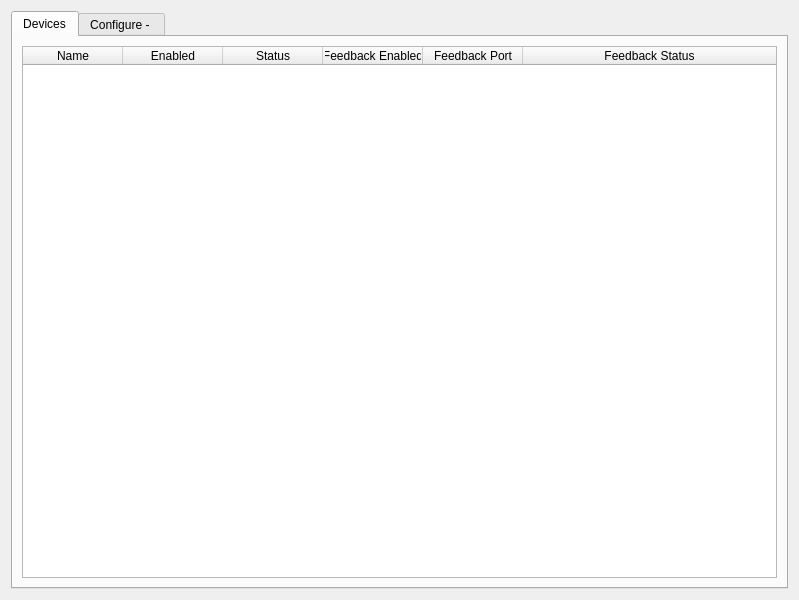
Before: the Qt Designer form src/forms/plugin-window.ui in ogmkp/obs-midi, drawn with Qt 5.
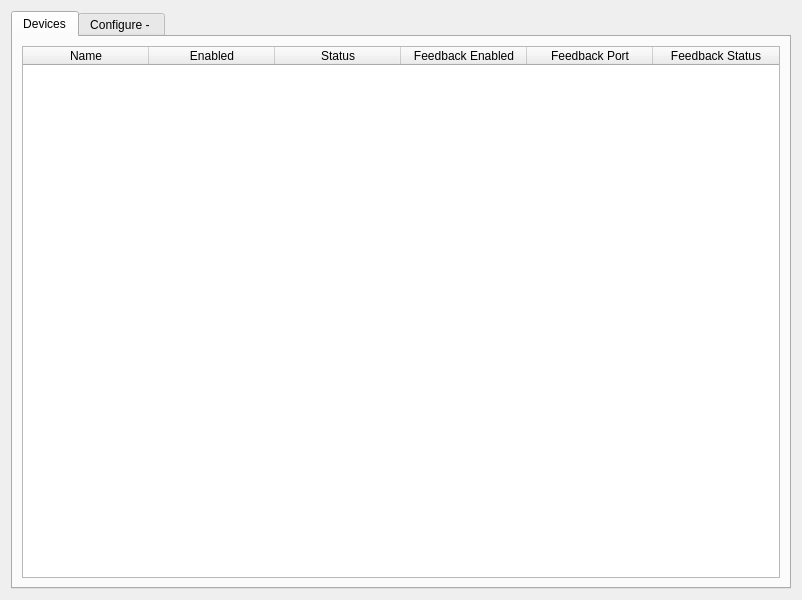
After: the same form once the commit is applied.

Patch:
```diff
--- a/src/forms/plugin-window.ui
+++ b/src/forms/plugin-window.ui
@@ -22,9 +22,18 @@
   <layout class="QGridLayout" name="gridLayout">
    <item row="0" column="0">
     <widget class="QTabWidget" name="tabWidget">
+     <property name="enabled">
+      <bool>true</bool>
+     </property>
      <property name="currentIndex">
       <number>0</number>
      </property>
+     <property name="elideMode">
+      <enum>Qt::ElideMiddle</enum>
+     </property>
+     <property name="usesScrollButtons">
+      <bool>false</bool>
+     </property>
      <widget class="QWidget" name="tab_device">
       <attribute name="title">
        <string>Devices</string>
@@ -51,7 +60,7 @@
           <enum>Qt::ScrollBarAlwaysOff</enum>
          </property>
          <property name="sizeAdjustPolicy">
-          <enum>QAbstractScrollArea::AdjustIgnored</enum>
+          <enum>QAbstractScrollArea::AdjustToContents</enum>
          </property>
          <property name="selectionMode">
           <enum>QAbstractItemView::SingleSelection</enum>
@@ -62,8 +71,11 @@
          <attribute name="horizontalHeaderMinimumSectionSize">
           <number>1</number>
          </attribute>
+         <attribute name="horizontalHeaderDefaultSectionSize">
+          <number>126</number>
+         </attribute>
          <attribute name="horizontalHeaderStretchLastSection">
-          <bool>true</bool>
+          <bool>false</bool>
          </attribute>
          <column>
           <property name="text">
```
Left out of the diff: 9 changed lines with no effect on the pictures.
